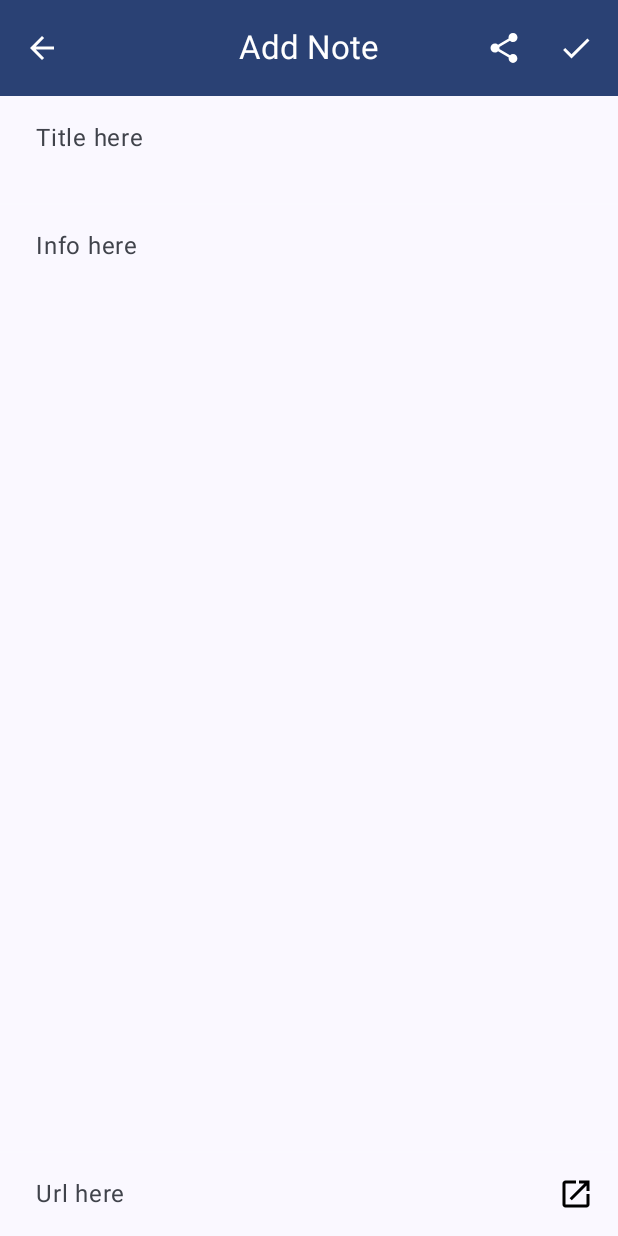
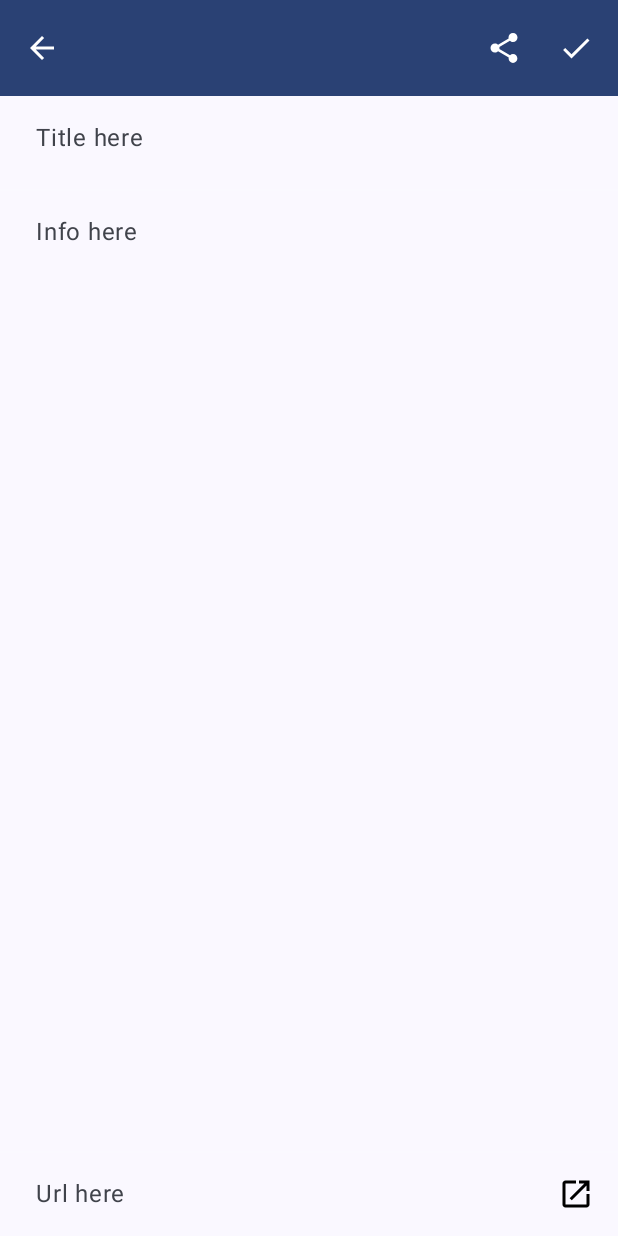
Before and after one commit to dnshariprasad/HNotes, an Android app built with Jetpack Compose: the screen it shows after launch (MainActivity), after a tap on "Add", on a phone screen of 412 x 824 dp. Run offline under Robolectric (Android 15) with nearby library versions, the phone set to English and light mode, and no system bars; our stand-ins replace Room's generated code, livedata-compose.

Commit message:
multiple fixed

```diff
--- a/app/src/main/java/com/htrack/hnotes/MyApp.kt
+++ b/app/src/main/java/com/htrack/hnotes/MyApp.kt
@@ -17,5 +17,4 @@ class MyApp : Application() {
             NotesDb.NAME
         ).build()
     }
-
 }
--- a/app/src/main/java/com/htrack/hnotes/ui/screen/CreateNoteScreen.kt
+++ b/app/src/main/java/com/htrack/hnotes/ui/screen/CreateNoteScreen.kt
@@ -14,6 +14,8 @@ import androidx.compose.foundation.layout.fillMaxSize
 import androidx.compose.foundation.layout.fillMaxWidth
 import androidx.compose.foundation.layout.padding
 import androidx.compose.foundation.layout.wrapContentHeight
+import androidx.compose.foundation.rememberScrollState
+import androidx.compose.foundation.verticalScroll
 import androidx.compose.material.icons.Icons
 import androidx.compose.material.icons.filled.Delete
 import androidx.compose.material.icons.filled.Done
@@ -32,19 +34,17 @@ import androidx.compose.ui.layout.ContentScale
 import androidx.compose.ui.platform.LocalContext
 import androidx.compose.ui.res.painterResource
 import androidx.compose.ui.res.stringResource
-import androidx.compose.ui.text.TextStyle
-import androidx.compose.ui.text.font.Font
-import androidx.compose.ui.text.font.FontFamily
 import androidx.compose.ui.unit.dp
-import androidx.compose.ui.unit.sp
 import androidx.navigation.NavHostController
 import com.htrack.hnotes.MainViewModel
 import com.htrack.hnotes.R
+import com.htrack.hnotes.ui.screen.NoteTypes.NOTE_TYPE_LINK
 import com.htrack.hnotes.ui.theme.AlertDialog
 import com.htrack.hnotes.ui.theme.BackNavigationIcon
 import com.htrack.hnotes.ui.theme.HHorizontalDivider
 import com.htrack.hnotes.ui.theme.HTextField
 import com.htrack.hnotes.ui.theme.ScreenCore
+
 
 @Composable
 fun CreateNoteScreen(
@@ -55,7 +55,6 @@ fun CreateNoteScreen(
     val context = LocalContext.current // Moved LocalContext inside NoteList
 
     ScreenCore(
-        title = stringResource(R.string.add_note),
         navigationIcon = {
             BackNavigationIcon {
                 navController.popBackStack()
@@ -77,10 +76,17 @@ fun CreateNoteScreen(
                         return@CreateNoteScreenActions
                     }
                     if (viewModel.selectedNote.value.link?.isNotEmpty() == true) {
-                        viewModel.selectedNote.value.type = "link"
+                        viewModel.selectedNote.value.type = NOTE_TYPE_LINK
                     }
                     viewModel.addOrUpdateNote()
                     navController.popBackStack()
+                },
+                shareClick = {
+                    val intent = Intent(Intent.ACTION_SEND)
+                    intent.setType("text/plain")
+                    intent.putExtra(Intent.EXTRA_TITLE, viewModel.shareNoteTitle())
+                    intent.putExtra(Intent.EXTRA_TEXT, viewModel.shareNoteTest())
+                    context.startActivity(Intent.createChooser(intent, context.getString(R.string.share_note)));
                 })
         }) { pv ->
         val openUrlLauncher =
@@ -105,13 +111,14 @@ fun CreateNoteScreen(
             HHorizontalDivider()
             HTextField(
                 modifier = Modifier
+                    .verticalScroll(rememberScrollState())
                     .weight(1F)
                     .fillMaxWidth()
                     .fillMaxHeight()
                     .padding(start = 8.dp, end = 8.dp),
                 text = viewModel.selectedNote.value.info ?: "",
                 hint = stringResource(R.string.enter_note_here),
-                textStyle = MaterialTheme.typography.bodyMedium
+                textStyle = MaterialTheme.typography.bodyMedium,
             ) { t ->
                 viewModel.onInfoChanged(t)
             }
--- a/app/src/main/java/com/htrack/hnotes/ui/theme/AppView.kt
+++ b/app/src/main/java/com/htrack/hnotes/ui/theme/AppView.kt
@@ -56,7 +56,13 @@ fun ScreenCore(
                             navigationIconContentColor = MaterialTheme.colorScheme.onPrimary,
                             actionIconContentColor = MaterialTheme.colorScheme.onSecondary
                         ),
-                        title = { Text(text = title) },
+                        title = {
+                            Text(
+                                text = title,
+                                style = MaterialTheme.typography.titleLarge
+                            )
+                        },
+
                         navigationIcon = navigationIcon,
                         actions = { actions() }
                     )
--- a/app/src/main/java/com/htrack/hnotes/ui/theme/Type.kt
+++ b/app/src/main/java/com/htrack/hnotes/ui/theme/Type.kt
@@ -10,10 +10,20 @@ import com.htrack.hnotes.R
 
 // Set of Material typography styles to start with
 val Typography = Typography(
+    titleLarge = TextStyle(
+        fontFamily = FontFamily(Font(R.font.poppins_semibold)),
+        fontWeight = FontWeight.Normal,
+        fontSize = 18.sp,
+    ),
     titleMedium = TextStyle(
         fontFamily = FontFamily(Font(R.font.poppins_semibold)),
         fontWeight = FontWeight.Normal,
-        fontSize = 22.sp,
+        fontSize = 16.sp,
+    ),
+    titleSmall = TextStyle(
+        fontFamily = FontFamily(Font(R.font.poppins_semibold)),
+        fontWeight = FontWeight.Normal,
+        fontSize = 14.sp,
     ),
     bodyMedium = TextStyle(
         fontFamily = FontFamily(Font(R.font.poppins_regular)),
@@ -23,6 +33,6 @@ val Typography = Typography(
     labelSmall = TextStyle(
         fontFamily = FontFamily(Font(R.font.poppins_regular)),
         fontWeight = FontWeight.Medium,
-        fontSize = 11.sp,
+        fontSize = 12.sp,
     )
 )
--- a/app/src/main/res/values/strings.xml
+++ b/app/src/main/res/values/strings.xml
@@ -12,4 +12,5 @@
     <string name="content_description_delete">Delete</string>
     <string name="content_open_url">Open Url</string>
     <string name="are_sure_do_you_want_to_delete">Are sure do you want to delete?</string>
+    <string name="share_note">Shareing from HNotes</string>
 </resources>
```
Also changed, not shown: app/src/main/java/com/htrack/hnotes/MainViewModel.kt (+26 -3 lines), app/src/main/java/com/htrack/hnotes/ui/screen/ListScreens.kt (+9 -7 lines), app/src/main/java/com/htrack/hnotes/ui/screen/Screens.kt (+10 -0 lines).
